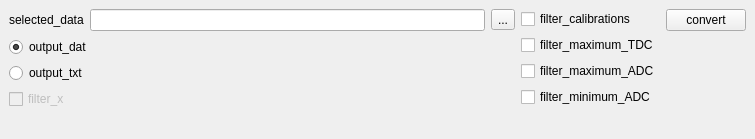
First picture: the form in miniaplications/data_convertor.ui, repository Hinogary/czelta-python, before the edit.
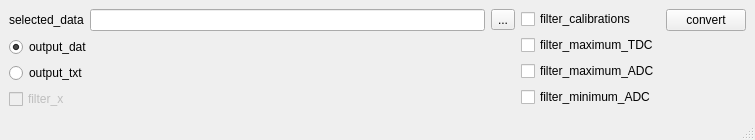
Second picture: the form after the edit.

Commit message: added status bar

```diff
--- a/miniaplications/data_convertor.ui
+++ b/miniaplications/data_convertor.ui
@@ -160,6 +160,7 @@
     </item>
    </layout>
   </widget>
+  <widget class="QStatusBar" name="statusBar"/>
  </widget>
  <resources/>
  <connections/>
```
The commit also changes 2 other files.
